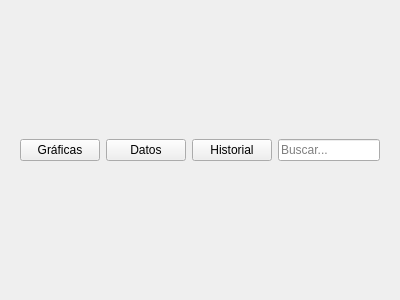
Above: ui/botonesHead.ui from decinx1/Sistema-hidrop-nico-Monitoreado before the change. Below: the same form after it.
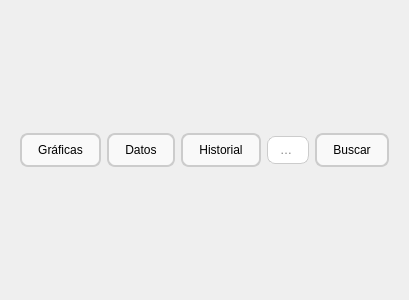
That is the form after the change.

Diff of the .ui file:
```diff
--- a/ui/botonesHead.ui
+++ b/ui/botonesHead.ui
@@ -15,6 +15,27 @@
   </property>
   <property name="styleSheet">
    <string notr="true">/* Header completo: botones + buscador */
+QPushButton {
+    padding: 8px 16px;
+    border: 2px solid #ccc;
+    border-radius: 8px;
+    background-color: #f9f9f9;
+}
+QPushButton:hover {
+    border: 2px solid #7db9e8;
+    background-color: #f1f1f1;
+}
+QPushButton:checked {
+    background-color: #4CAF50;
+    color: white;
+    border: 2px solid #4CAF50;
+}
+
+QLineEdit {
+    padding: 5px 10px;
+    border: 1px solid #ccc;
+    border-radius: 8px;
+}
 </string>
   </property>
   <layout class="QHBoxLayout" name="horizontalLayout_2">
@@ -66,6 +87,14 @@
 
        </widget>
       </item>
+      <!-- Botón de búsqueda -->
+      <item>
+       <widget class="QPushButton" name="btnBuscar">
+        <property name="text">
+         <string>Buscar</string>
+        </property>
+       </widget>
+      </item>
      </layout>
     </widget>
    </item>
```
Left out of the diff: 5 changed lines with no effect on the pictures. Lines whose indentation alone changed are shown as unchanged.
